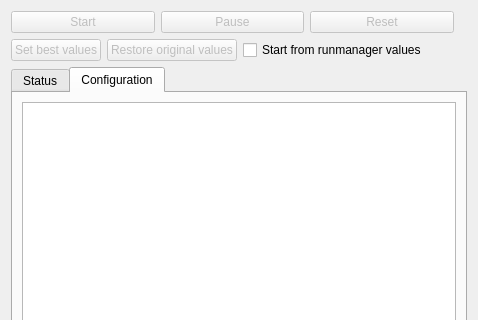
Above: labscript_optimization/window.ui from spielman-group/labscript-optimization before the change; both pictures show x 0 to 478 and y 0 to 320 of the 478 by 498 pixel window. Below: the same form after it.
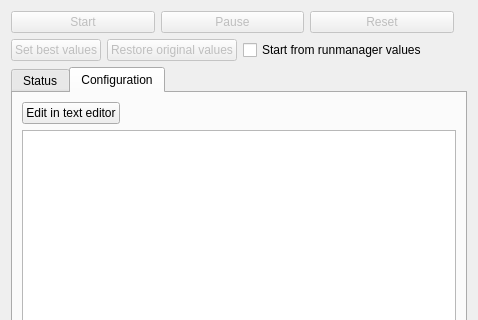
That is the form after the change. The open tabs and pages were chosen to show the change. Icons and pictures are not drawn.

Commit message:
Open the configuration file in the labconfig's text editor
A button above the Configuration tab's text and an item in its
right-click menu, both through labscript-utils' open_in_editor.

The edit to the form file:
```diff
--- a/labscript_optimization/window.ui
+++ b/labscript_optimization/window.ui
@@ -60,7 +60,22 @@
       <widget class="QWidget" name="config_tab">
        <attribute name="title"><string>Configuration</string></attribute>
        <layout class="QVBoxLayout" name="configTabLayout">
-        <item><widget class="QPlainTextEdit" name="config_text"><property name="readOnly"><bool>true</bool></property><property name="lineWrapMode"><enum>QPlainTextEdit::NoWrap</enum></property></widget></item>
+        <item>
+         <layout class="QHBoxLayout" name="configButtonLayout">
+          <item>
+           <widget class="QPushButton" name="edit_config_button">
+            <property name="text"><string>Edit in text editor</string></property>
+            <property name="toolTip"><string>Open the configuration file in the text editor set in the labconfig. Reset reads the file again.</string></property>
+            <property name="icon">
+             <iconset>
+              <normaloff>:/qtutils/fugue/document--pencil.png</normaloff>:/qtutils/fugue/document--pencil.png</iconset>
+            </property>
+           </widget>
+          </item>
+          <item><spacer name="configButtonSpacer"><property name="orientation"><enum>Qt::Horizontal</enum></property><property name="sizeHint" stdset="0"><size><width>40</width><height>20</height></size></property></spacer></item>
+         </layout>
+        </item>
+        <item><widget class="QPlainTextEdit" name="config_text"><property name="contextMenuPolicy"><enum>Qt::CustomContextMenu</enum></property><property name="readOnly"><bool>true</bool></property><property name="lineWrapMode"><enum>QPlainTextEdit::NoWrap</enum></property></widget></item>
        </layout>
       </widget>
      </widget>
```
Left out of the diff: 7 changed lines with no effect on the pictures. The commit also changes 5 other files.
